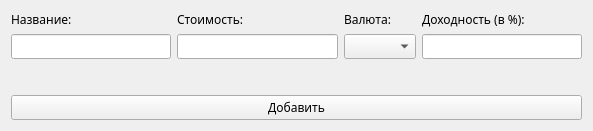
Old version of the form add_new.ui in the repository volodout/InvestCalc.
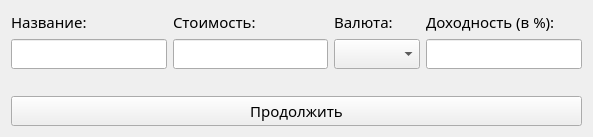
New version of the form.

```diff
--- a/add_new.ui
+++ b/add_new.ui
@@ -23,6 +23,7 @@
          <property name="font">
           <font>
            <family>Bahnschrift SemiBold</family>
+           <pointsize>11</pointsize>
           </font>
          </property>
          <property name="text">
@@ -35,6 +36,7 @@
          <property name="font">
           <font>
            <family>Bahnschrift SemiBold</family>
+           <pointsize>11</pointsize>
           </font>
          </property>
         </widget>
@@ -48,6 +50,7 @@
          <property name="font">
           <font>
            <family>Bahnschrift SemiBold</family>
+           <pointsize>11</pointsize>
           </font>
          </property>
          <property name="text">
@@ -60,6 +63,7 @@
          <property name="font">
           <font>
            <family>Bahnschrift SemiBold</family>
+           <pointsize>11</pointsize>
           </font>
          </property>
         </widget>
@@ -73,6 +77,7 @@
          <property name="font">
           <font>
            <family>Bahnschrift SemiBold</family>
+           <pointsize>11</pointsize>
           </font>
          </property>
          <property name="text">
@@ -85,6 +90,7 @@
          <property name="font">
           <font>
            <family>Bahnschrift SemiBold</family>
+           <pointsize>11</pointsize>
           </font>
          </property>
         </widget>
@@ -98,6 +104,7 @@
          <property name="font">
           <font>
            <family>Bahnschrift SemiBold</family>
+           <pointsize>11</pointsize>
           </font>
          </property>
          <property name="text">
@@ -110,6 +117,7 @@
          <property name="font">
           <font>
            <family>Bahnschrift SemiBold</family>
+           <pointsize>11</pointsize>
           </font>
          </property>
         </widget>
@@ -123,6 +131,7 @@
      <property name="font">
       <font>
        <family>Bahnschrift SemiBold</family>
+       <pointsize>8</pointsize>
       </font>
      </property>
      <property name="text">
@@ -135,10 +144,11 @@
      <property name="font">
       <font>
        <family>Bahnschrift SemiBold</family>
+       <pointsize>11</pointsize>
       </font>
      </property>
      <property name="text">
-      <string>Добавить</string>
+      <string>Продолжить</string>
      </property>
     </widget>
    </item>
```
